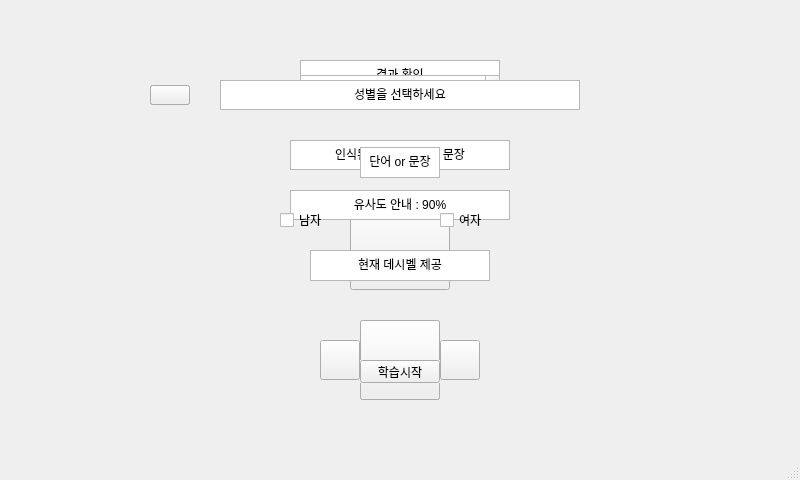
Old version of the form sub.ui in the repository mINUs-capstone-design/Source_Code.
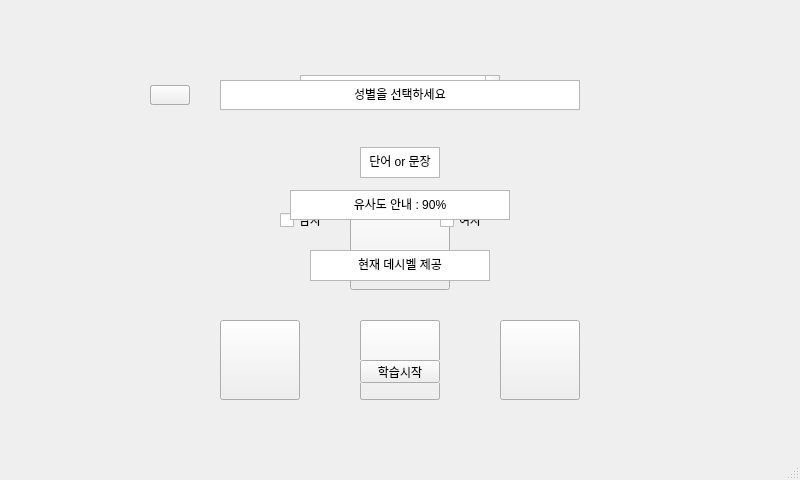
New version of the form. Icons and pictures are not drawn.

Commit message: ui result 이미지 변경 및 버튼 크기 수정

What changed in the file:
```diff
--- a/sub.ui
+++ b/sub.ui
@@ -61,53 +61,13 @@
 &lt;p align=&quot;center&quot; style=&quot; margin-top:0px; margin-bottom:0px; margin-left:0px; margin-right:0px; -qt-block-indent:0; text-indent:0px;&quot;&gt;유사도 안내 : 90%&lt;/p&gt;&lt;/body&gt;&lt;/html&gt;</string>
      </property>
     </widget>
-    <widget class="QTextBrowser" name="check_word_5">
-     <property name="geometry">
-      <rect>
-       <x>290</x>
-       <y>140</y>
-       <width>220</width>
-       <height>30</height>
-      </rect>
-     </property>
-     <property name="autoFillBackground">
-      <bool>true</bool>
-     </property>
-     <property name="html">
-      <string>&lt;!DOCTYPE HTML PUBLIC &quot;-//W3C//DTD HTML 4.0//EN&quot; &quot;http://www.w3.org/TR/REC-html40/strict.dtd&quot;&gt;
-&lt;html&gt;&lt;head&gt;&lt;meta name=&quot;qrichtext&quot; content=&quot;1&quot; /&gt;&lt;style type=&quot;text/css&quot;&gt;
-p, li { white-space: pre-wrap; }
-&lt;/style&gt;&lt;/head&gt;&lt;body style=&quot; font-family:'Gulim'; font-size:9pt; font-weight:400; font-style:normal;&quot;&gt;
-&lt;p align=&quot;center&quot; style=&quot; margin-top:0px; margin-bottom:0px; margin-left:0px; margin-right:0px; -qt-block-indent:0; text-indent:0px;&quot;&gt;인식된 발음 : 단어 or 문장&lt;/p&gt;&lt;/body&gt;&lt;/html&gt;</string>
-     </property>
-    </widget>
-    <widget class="QTextBrowser" name="check_word_6">
-     <property name="geometry">
-      <rect>
-       <x>300</x>
-       <y>60</y>
-       <width>200</width>
-       <height>31</height>
-      </rect>
-     </property>
-     <property name="autoFillBackground">
-      <bool>true</bool>
-     </property>
-     <property name="html">
-      <string>&lt;!DOCTYPE HTML PUBLIC &quot;-//W3C//DTD HTML 4.0//EN&quot; &quot;http://www.w3.org/TR/REC-html40/strict.dtd&quot;&gt;
-&lt;html&gt;&lt;head&gt;&lt;meta name=&quot;qrichtext&quot; content=&quot;1&quot; /&gt;&lt;style type=&quot;text/css&quot;&gt;
-p, li { white-space: pre-wrap; }
-&lt;/style&gt;&lt;/head&gt;&lt;body style=&quot; font-family:'Gulim'; font-size:9pt; font-weight:400; font-style:normal;&quot;&gt;
-&lt;p align=&quot;center&quot; style=&quot; margin-top:0px; margin-bottom:0px; margin-left:0px; margin-right:0px; -qt-block-indent:0; text-indent:0px;&quot;&gt;결과 확인&lt;/p&gt;&lt;/body&gt;&lt;/html&gt;</string>
-     </property>
-    </widget>
     <widget class="QPushButton" name="button_exit">
      <property name="geometry">
       <rect>
-       <x>440</x>
-       <y>340</y>
-       <width>40</width>
-       <height>40</height>
+       <x>500</x>
+       <y>320</y>
+       <width>80</width>
+       <height>80</height>
       </rect>
      </property>
      <property name="styleSheet">
@@ -120,10 +80,10 @@
     <widget class="QPushButton" name="button_rerecord">
      <property name="geometry">
       <rect>
-       <x>320</x>
-       <y>340</y>
-       <width>40</width>
-       <height>40</height>
+       <x>220</x>
+       <y>320</y>
+       <width>80</width>
+       <height>80</height>
       </rect>
      </property>
      <property name="styleSheet">
@@ -133,6 +93,19 @@
       <string/>
      </property>
     </widget>
+    <widget class="QWidget" name="widget" native="true">
+     <property name="geometry">
+      <rect>
+       <x>230</x>
+       <y>20</y>
+       <width>340</width>
+       <height>140</height>
+      </rect>
+     </property>
+     <property name="styleSheet">
+      <string notr="true">border-image:url(:/result/icons/result.jpg)</string>
+     </property>
+    </widget>
    </widget>
    <widget class="QWidget" name="resultnoise" native="true">
     <property name="geometry">
@@ -517,9 +490,9 @@
    <zorder>loading</zorder>
    <zorder>checknoise</zorder>
    <zorder>mainwindow</zorder>
-   <zorder>result</zorder>
    <zorder>resultnoise</zorder>
    <zorder>selectsexual</zorder>
+   <zorder>result</zorder>
   </widget>
   <widget class="QMenuBar" name="menubar">
    <property name="geometry">
```
The commit also changes 6 other files.
